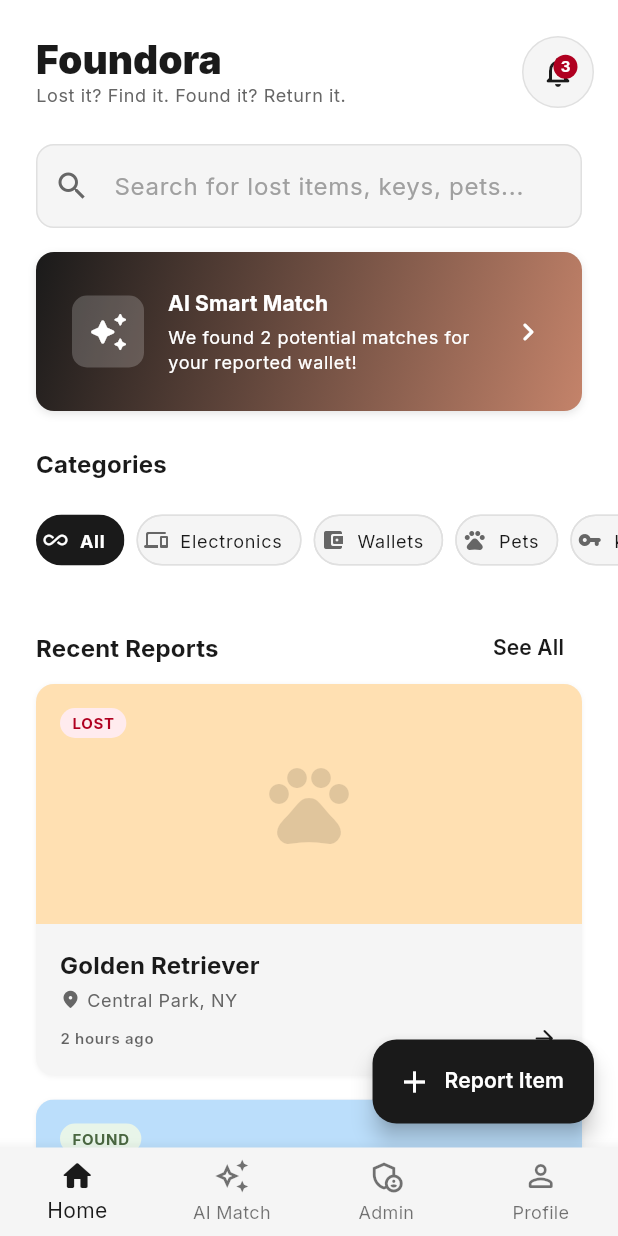
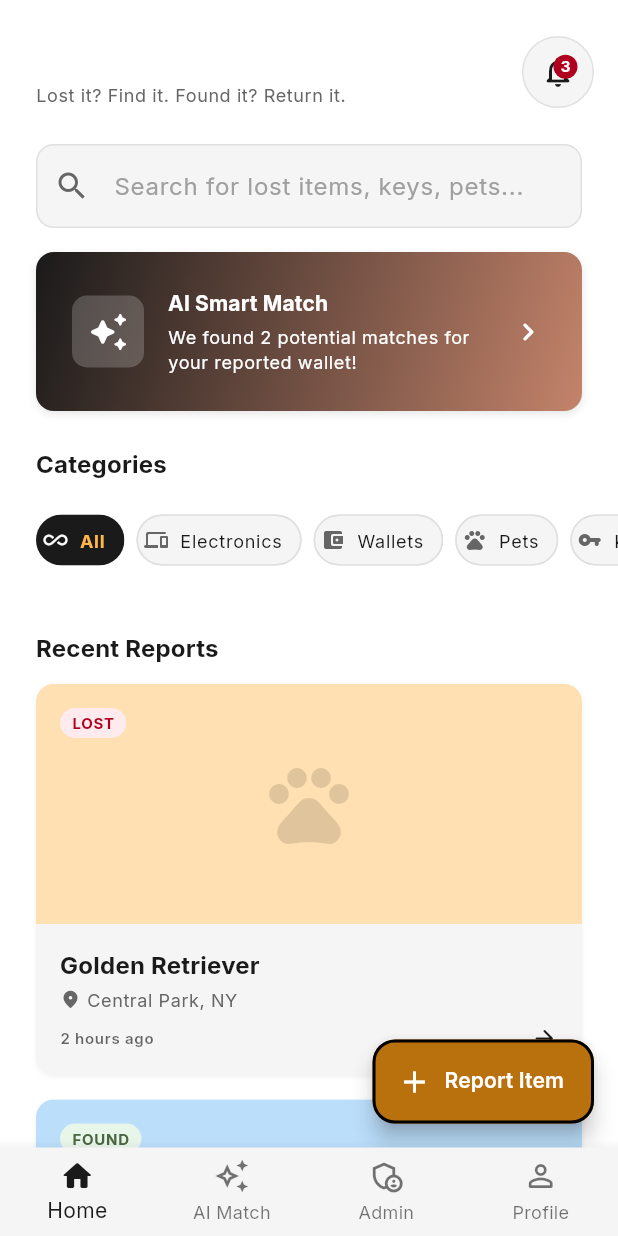
Before and after one commit to zaifiikhan/foundora, a Flutter app: the screen it shows after launch, after a tap on "Get Started", after a tap on "Sign Up", after a tap on "Create Account", on a phone screen of 412 x 824 dp. Run offline on Flutter 3.47's test engine with Material 3 defaults, Android fonts, the phone set to English and light mode, and no system bars; our stand-ins replace firebase_core, fl_chart, go_router, google_fonts, shared_preferences; accounts and stored records are empty.

Commit message:
Update layout and add new features

```diff
--- a/lib/features/dashboard/dashboard_screen.dart
+++ b/lib/features/dashboard/dashboard_screen.dart
@@ -21,10 +21,13 @@ class _DashboardScreenState extends State<DashboardScreen> {
         onPressed: () {
           _showReportOptions(context);
         },
-        backgroundColor: Theme.of(context).primaryColor,
+        shape: RoundedRectangleBorder(
+          borderRadius: BorderRadius.circular(15),
+            side: BorderSide(color: Colors.black,width: 2)),
+        backgroundColor: Color(0xfffB9710D),
         foregroundColor: Theme.of(context).colorScheme.onPrimary,
-        icon: const Icon(Icons.add),
-        label: const Text("Report Item"),
+        icon: const Icon(Icons.add,color: Colors.white,),
+        label: const Text("Report Item", style: TextStyle(color: Colors.white),),
       ),
       body: SafeArea(
         child: SingleChildScrollView(
@@ -43,7 +46,7 @@ class _DashboardScreenState extends State<DashboardScreen> {
                         Text(
                           "Foundora",
                           style: Theme.of(context).textTheme.headlineMedium?.copyWith(
-                            color: Theme.of(context).primaryColor,
+                            color: Colors.white,
                             fontWeight: FontWeight.w900,
                           ),
                         ),
@@ -230,12 +233,13 @@ class _DashboardScreenState extends State<DashboardScreen> {
                         avatar: Icon(
                           icon,
                           size: 16,
-                          color: isSelected ? Theme.of(context).colorScheme.onPrimary : Theme.of(context).colorScheme.onSurfaceVariant,
+                          color: isSelected ? Colors.white : Theme.of(context).colorScheme.onSurfaceVariant,
                         ),
                         label: Text(
                           cat,
                           style: Theme.of(context).textTheme.labelMedium?.copyWith(
-                            color: isSelected ? Theme.of(context).colorScheme.onPrimary : Theme.of(context).colorScheme.onSurface,
+                            // Sets the text color to light orange when tapped
+                            color: isSelected ? Colors.orange.shade300 : Theme.of(context).colorScheme.onSurface,
                             fontWeight: isSelected ? FontWeight.bold : FontWeight.normal,
                           ),
                         ),
@@ -272,7 +276,7 @@ class _DashboardScreenState extends State<DashboardScreen> {
                       child: Text(
                         "See All",
                         style: Theme.of(context).textTheme.labelLarge?.copyWith(
-                          color: Theme.of(context).primaryColor,
+                          color: Colors.white,
                         ),
                       ),
                     ),
--- a/lib/features/welcome/welcome_screen.dart
+++ b/lib/features/welcome/welcome_screen.dart
@@ -20,7 +20,7 @@ class _WelcomeScreenState extends State<WelcomeScreen> {
         child: Column(
           crossAxisAlignment: CrossAxisAlignment.stretch,
           children: [
-            const SizedBox(height: AppSpacing.xl),
+            const SizedBox(height: 150),
             Padding(
               padding: const EdgeInsets.symmetric(horizontal: AppSpacing.lg),
               child: Column(
@@ -62,9 +62,8 @@ class _WelcomeScreenState extends State<WelcomeScreen> {
                 ],
               ),
             ),
-            const SizedBox(height: AppSpacing.xl),
-            const SizedBox(height: AppSpacing.lg),
-            Padding(
+
+        /*   Padding(
               padding: const EdgeInsets.symmetric(horizontal: AppSpacing.lg),
               child: Column(
                 crossAxisAlignment: CrossAxisAlignment.start,
@@ -106,8 +105,8 @@ class _WelcomeScreenState extends State<WelcomeScreen> {
                   ),
                 ],
               ),
-            ),
-            const SizedBox(height: AppSpacing.xl),
+            ), */
+            const SizedBox(height: 150),
             Padding(
               padding: const EdgeInsets.symmetric(horizontal: AppSpacing.lg),
               child: Column(
@@ -135,7 +134,7 @@ class _WelcomeScreenState extends State<WelcomeScreen> {
                     ),
                   ),
                   const SizedBox(height: AppSpacing.md),
-                  Row(
+           /*       Row(
                     mainAxisAlignment: MainAxisAlignment.center,
                     children: [
                       Text(
@@ -157,7 +156,7 @@ class _WelcomeScreenState extends State<WelcomeScreen> {
                         ),
                       ),
                     ],
-                  ),
+                  ), */
                 ],
               ),
             ),
```
Also changed, not shown: pubspec.lock, 43 other files.
